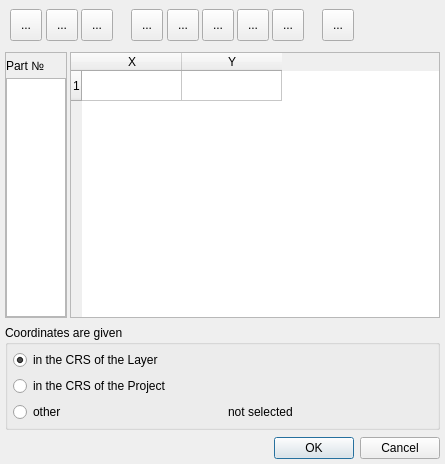
Qt form addFeatureGUI.ui (desertwolf7/NumericalDigitize) before a commit.
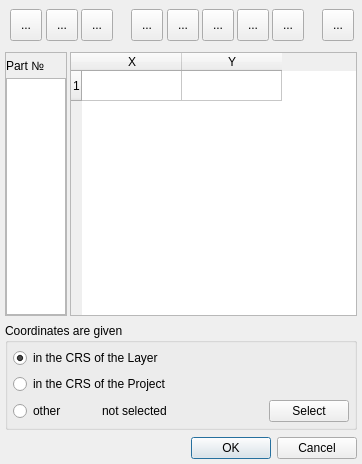
The same form after that commit. Icons and pictures are not drawn.

```diff
--- a/addFeatureGUI.ui
+++ b/addFeatureGUI.ui
@@ -9,7 +9,7 @@
    <rect>
     <x>0</x>
     <y>0</y>
-    <width>445</width>
+    <width>360</width>
     <height>464</height>
    </rect>
   </property>
@@ -89,7 +89,7 @@
        </widget>
       </item>
       <item>
-       <layout class="QHBoxLayout" name="horizontalLayout">
+       <layout class="QHBoxLayout" name="horizontalLayout" stretch="1,2,1">
         <property name="spacing">
          <number>10</number>
         </property>
@@ -119,6 +119,13 @@
           </property>
          </widget>
         </item>
+        <item>
+         <widget class="QPushButton" name="pb_OtherCrs">
+          <property name="text">
+           <string>Select</string>
+          </property>
+         </widget>
+        </item>
        </layout>
       </item>
      </layout>
```
Left out of the diff: 2 changed lines with no effect on the pictures.
